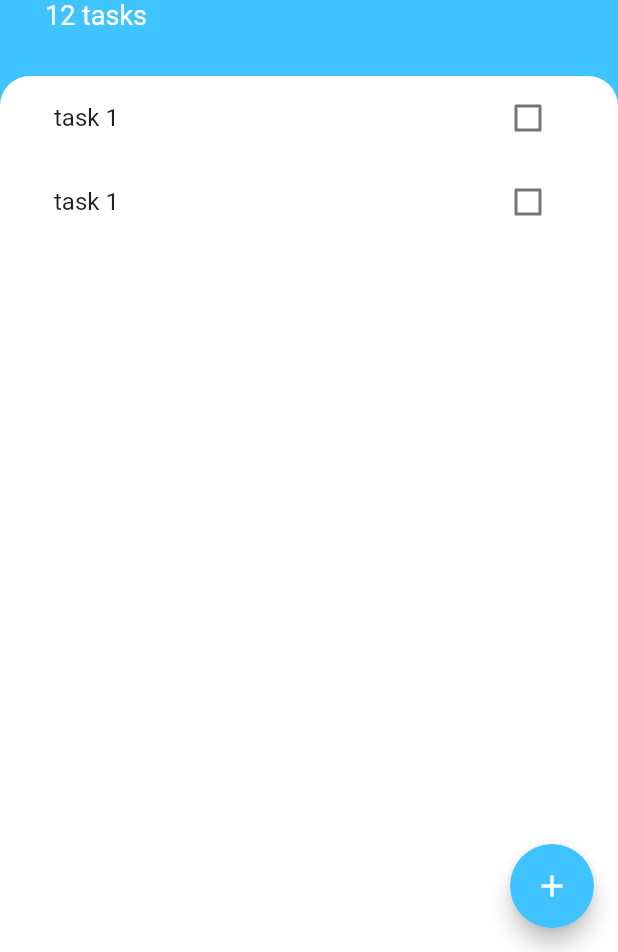
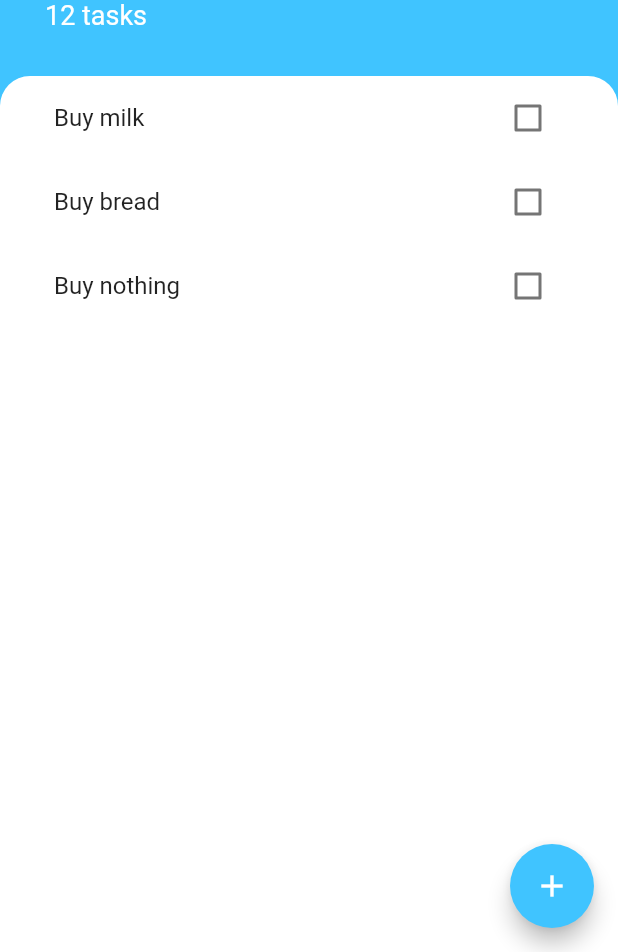
Before and after one commit to fern17/learning_flutter, a Flutter app: the screen it shows after launch, on a phone screen of 412 x 824 dp, the part 284-1236 px from its top. Run offline on Flutter 3.47's test engine with Material 2 defaults, Android fonts, the phone set to English and light mode, and no system bars; our stand-ins replace animated_text_kit, audioplayers, cloud_firestore, firebase_auth, firebase_core, flutter_spinkit and 4 more; accounts and stored records are empty.

Commit message:
add functionality to add tasks

```diff
--- /dev/null
+++ b/todoey/lib/models/task.dart
@@ -0,0 +1,9 @@
+class Task {
+  final String name;
+  bool isDone;
+  Task({required this.name, this.isDone = false});
+
+  void toggleDone() {
+    isDone = !isDone;
+  }
+}
--- a/todoey/lib/screens/tasks_screen.dart
+++ b/todoey/lib/screens/tasks_screen.dart
@@ -1,8 +1,20 @@
 import 'package:flutter/material.dart';
 import 'package:todoey/widgets/tasks_list.dart';
+import 'package:todoey/models/task.dart';
 import 'package:todoey/screens/add_task_screen.dart';
 
-class TasksScreen extends StatelessWidget {
+class TasksScreen extends StatefulWidget {
+  @override
+  State<TasksScreen> createState() => _TasksScreenState();
+}
+
+class _TasksScreenState extends State<TasksScreen> {
+  List<Task> tasks = [
+    Task(name: 'Buy milk'),
+    Task(name: 'Buy bread'),
+    Task(name: 'Buy nothing'),
+  ];
+
   @override
   Widget build(BuildContext context) {
     return Scaffold(
@@ -12,12 +24,15 @@ class TasksScreen extends StatelessWidget {
           showModalBottomSheet(
             context: context,
             isScrollControlled: true,
-            builder: (context) => SingleChildScrollView(
-              child: Container(
-                padding: EdgeInsets.only(
-                    bottom: MediaQuery.of(context).viewInsets.bottom),
-                child: AddTaskScreen(),
-              ),
+            builder: (context) => AddTaskScreen(
+              addTaskCallback: (newTaskTitle) {
+                setState(() {
+                  tasks.add(
+                    Task(name: newTaskTitle),
+                  );
+                });
+                Navigator.pop(context);
+              },
             ),
           );
         },
@@ -79,7 +94,7 @@ class TasksScreen extends StatelessWidget {
                   topRight: Radius.circular(20.0),
                 ),
               ),
-              child: TaskList(),
+              child: TaskList(tasks: tasks),
             ),
           ),
         ],
--- a/todoey/lib/widgets/task_tile.dart
+++ b/todoey/lib/widgets/task_tile.dart
@@ -1,48 +1,28 @@
 import 'package:flutter/material.dart';
 
-class TaskTile extends StatefulWidget {
-  @override
-  State<TaskTile> createState() => _TaskTileState();
-}
+class TaskTile extends StatelessWidget {
+  final String taskTitle;
+  final bool isChecked;
+  final Function(bool?) checkboxCallback;
 
-class _TaskTileState extends State<TaskTile> {
-  bool isChecked = false;
-
-  void checkboxCallback(bool? checkboxState) {
-    setState(() {
-      isChecked = checkboxState ?? true;
-    });
-  }
+  TaskTile(
+      {required this.taskTitle,
+      required this.isChecked,
+      required this.checkboxCallback});
 
   @override
   Widget build(BuildContext context) {
     return ListTile(
       title: Text(
-        'task 1',
+        taskTitle,
         style: TextStyle(
             decoration: isChecked ? TextDecoration.lineThrough : null),
       ),
-      trailing: TaskCheckbox(
-        checkboxState: isChecked,
-        toggleCheckboxState: checkboxCallback,
+      trailing: Checkbox(
+        onChanged: checkboxCallback,
+        activeColor: Colors.lightBlueAccent,
+        value: isChecked,
       ),
     );
   }
 }
-
-class TaskCheckbox extends StatelessWidget {
-  final bool checkboxState;
-  final Function(bool?) toggleCheckboxState;
-
-  TaskCheckbox(
-      {required this.checkboxState, required this.toggleCheckboxState});
-
-  @override
-  Widget build(BuildContext context) {
-    return Checkbox(
-      onChanged: toggleCheckboxState,
-      activeColor: Colors.lightBlueAccent,
-      value: checkboxState,
-    );
-  }
-}
--- a/todoey/lib/widgets/tasks_list.dart
+++ b/todoey/lib/widgets/tasks_list.dart
@@ -1,12 +1,31 @@
 import 'package:flutter/material.dart';
 import 'package:todoey/widgets/task_tile.dart';
+import 'package:todoey/models/task.dart';
 
-class TaskList extends StatelessWidget {
+class TaskList extends StatefulWidget {
+  final List<Task> tasks;
+
+  TaskList({required this.tasks});
+
+  @override
+  State<TaskList> createState() => _TaskListState();
+}
+
+class _TaskListState extends State<TaskList> {
   @override
   Widget build(BuildContext context) {
-    return ListView(children: [
-      TaskTile(),
-      TaskTile(),
-    ]);
+    return ListView.builder(
+      itemCount: widget.tasks.length,
+      itemBuilder: (context, index) {
+        return TaskTile(
+            taskTitle: widget.tasks[index].name,
+            isChecked: widget.tasks[index].isDone,
+            checkboxCallback: (bool? checkboxState) {
+              setState(() {
+                widget.tasks[index].toggleDone();
+              });
+            });
+      },
+    );
   }
 }
```
Also changed, not shown: todoey/lib/screens/add_task_screen.dart (+10 -1 lines).
